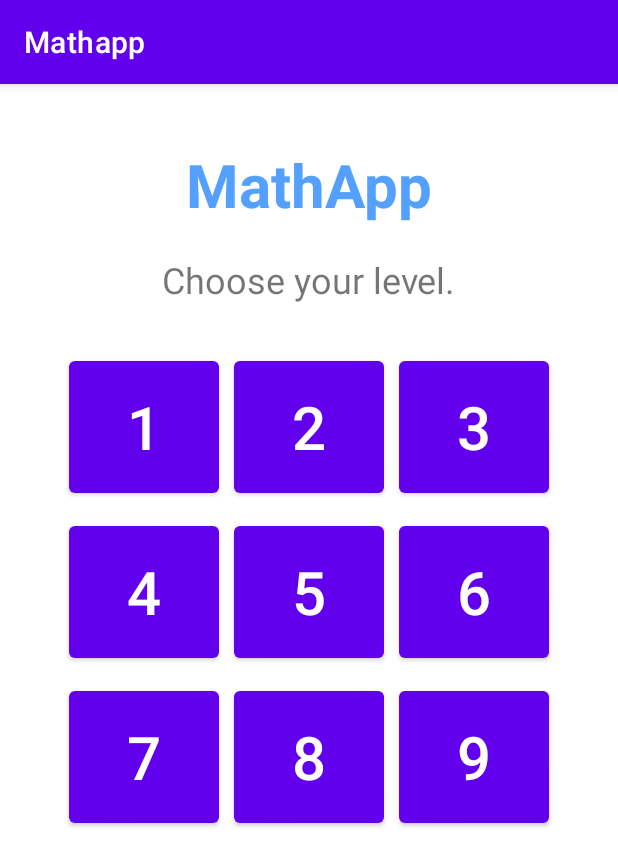
After one commit to Jason-TXLS4/mathapp, an Android app: the levelActivity screen opened directly, with no data from a screen before it, on a phone screen of 412 x 824 dp. The commit adds this screen. Shown: the top 866 px of the screen. Run offline under Robolectric (Android 15) with nearby library versions, the phone set to English and light mode, and no system bars.

Commit message:
level activity layout

```diff
--- a/src/main/AndroidManifest.xml
+++ b/src/main/AndroidManifest.xml
@@ -9,6 +9,7 @@
         android:roundIcon="@mipmap/ic_launcher_round"
         android:supportsRtl="true"
         android:theme="@style/Theme.Mathapp">
+        <activity android:name=".levelActivity"></activity>
         <activity android:name=".MainActivity">
             <intent-filter>
                 <action android:name="android.intent.action.MAIN" />
--- /dev/null
+++ b/src/main/java/ca/echocreativeworks/mathapp/levelActivity.java
@@ -0,0 +1,14 @@
+package ca.echocreativeworks.mathapp;
+
+import androidx.appcompat.app.AppCompatActivity;
+
+import android.os.Bundle;
+
+public class levelActivity extends AppCompatActivity {
+
+    @Override
+    protected void onCreate(Bundle savedInstanceState) {
+        super.onCreate(savedInstanceState);
+        setContentView(R.layout.activity_level);
+    }
+}
--- /dev/null
+++ b/src/main/res/layout/activity_level.xml
@@ -0,0 +1,134 @@
+<?xml version="1.0" encoding="utf-8"?>
+<androidx.constraintlayout.widget.ConstraintLayout xmlns:android="http://schemas.android.com/apk/res/android"
+    xmlns:app="http://schemas.android.com/apk/res-auto"
+    xmlns:tools="http://schemas.android.com/tools"
+    android:layout_width="match_parent"
+    android:layout_height="match_parent"
+    tools:context=".levelActivity">
+    <TextView
+        android:id="@+id/tv_app_title"
+        android:layout_width="wrap_content"
+        android:layout_height="wrap_content"
+        android:layout_marginTop="40dp"
+        android:text="MathApp"
+        android:textSize="40dp"
+        android:textColor="#54a0ff"
+        android:textStyle="bold"
+        app:layout_constraintEnd_toEndOf="parent"
+        app:layout_constraintStart_toStartOf="parent"
+        app:layout_constraintTop_toTopOf="parent" />
+
+    <TextView
+        android:id="@+id/tv_greeting"
+        android:layout_width="wrap_content"
+        android:layout_height="wrap_content"
+        android:layout_marginTop="20dp"
+        android:text="Choose your level."
+        app:layout_constraintEnd_toEndOf="parent"
+        app:layout_constraintStart_toStartOf="parent"
+        android:textSize="24dp"
+        app:layout_constraintTop_toBottomOf="@+id/tv_app_title" />
+
+    <FrameLayout
+        android:id="@+id/frameLayout2"
+        android:layout_width="320dp"
+        android:layout_height="320dp"
+        android:layout_marginTop="32dp"
+        app:layout_constraintEnd_toEndOf="parent"
+        app:layout_constraintStart_toStartOf="parent"
+        app:layout_constraintTop_toBottomOf="@+id/tv_greeting">
+
+    </FrameLayout>
+
+    <Button
+        android:id="@+id/button5"
+        android:layout_width="100dp"
+        android:layout_height="100dp"
+        android:layout_marginStart="10dp"
+        android:layout_marginLeft="10dp"
+        android:text="2"
+        android:textSize="40dp"
+        app:layout_constraintStart_toEndOf="@+id/button4"
+        app:layout_constraintTop_toTopOf="@+id/button4" />
+
+    <Button
+        android:id="@+id/button6"
+        android:layout_width="100dp"
+        android:layout_height="100dp"
+        android:layout_marginStart="10dp"
+        android:layout_marginLeft="10dp"
+        android:text="3"
+        android:textSize="40dp"
+        app:layout_constraintStart_toEndOf="@+id/button5"
+        app:layout_constraintTop_toTopOf="@+id/button4" />
+
+    <Button
+        android:id="@+id/button7"
+        android:layout_width="100dp"
+        android:layout_height="100dp"
+        android:layout_marginTop="10dp"
+        android:text="4"
+        android:textSize="40dp"
+        app:layout_constraintStart_toStartOf="@+id/button4"
+        app:layout_constraintTop_toBottomOf="@+id/button4" />
+
+    <Button
+        android:id="@+id/button9"
+        android:layout_width="100dp"
+        android:layout_height="100dp"
+        android:layout_marginTop="10dp"
+        android:text="5"
+        android:textSize="40dp"
+        app:layout_constraintStart_toStartOf="@+id/button5"
+        app:layout_constraintTop_toBottomOf="@+id/button4" />
+
+    <Button
+        android:id="@+id/button10"
+        android:layout_width="100dp"
+        android:layout_height="100dp"
+        android:layout_marginTop="10dp"
+        android:text="6"
+        android:textSize="40dp"
+        app:layout_constraintStart_toStartOf="@+id/button6"
+        app:layout_constraintTop_toBottomOf="@+id/button4" />
+
+    <Button
+        android:id="@+id/button11"
+        android:layout_width="100dp"
+        android:layout_height="100dp"
+        android:layout_marginTop="10dp"
+        android:text="7"
+        android:textSize="40dp"
+        app:layout_constraintStart_toStartOf="@+id/frameLayout2"
+        app:layout_constraintTop_toBottomOf="@+id/button7" />
+
+    <Button
+        android:id="@+id/button12"
+        android:layout_width="100dp"
+        android:layout_height="100dp"
+        android:layout_marginTop="10dp"
+        android:text="8"
+        android:textSize="40dp"
+        app:layout_constraintStart_toStartOf="@+id/button9"
+        app:layout_constraintTop_toBottomOf="@+id/button9" />
+
+    <Button
+        android:id="@+id/button13"
+        android:layout_width="100dp"
+        android:layout_height="100dp"
+        android:layout_marginTop="10dp"
+        android:text="9"
+        android:textSize="40dp"
+        app:layout_constraintEnd_toEndOf="@+id/button10"
+        app:layout_constraintStart_toStartOf="@+id/button10"
+        app:layout_constraintTop_toBottomOf="@+id/button9" />
+
+    <Button
+        android:id="@+id/button4"
+        android:layout_width="100dp"
+        android:layout_height="100dp"
+        android:text="1"
+        android:textSize="40dp"
+        app:layout_constraintStart_toStartOf="@+id/frameLayout2"
+        app:layout_constraintTop_toTopOf="@+id/frameLayout2" />
+</androidx.constraintlayout.widget.ConstraintLayout>
--- a/src/main/res/layout/activity_main.xml
+++ b/src/main/res/layout/activity_main.xml
@@ -47,6 +47,7 @@
         android:width="100dp"
         android:height="100dp"
         android:backgroundTint="#2e86de"
+
         android:text="+"
         android:textSize="50dp"
         app:layout_constraintStart_toStartOf="@+id/frameLayout"
```
